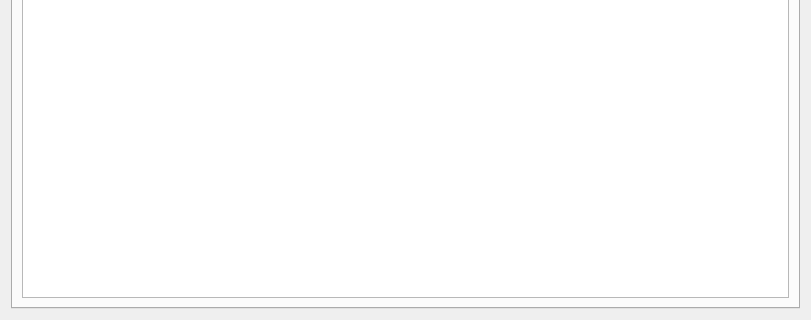
Qt form src/QlVerWidget.ui (lpenguin/QxEditor-Qt) before a commit; both pictures show x 0 to 811 and y 358 to 678 of the 811 by 678 pixel window.
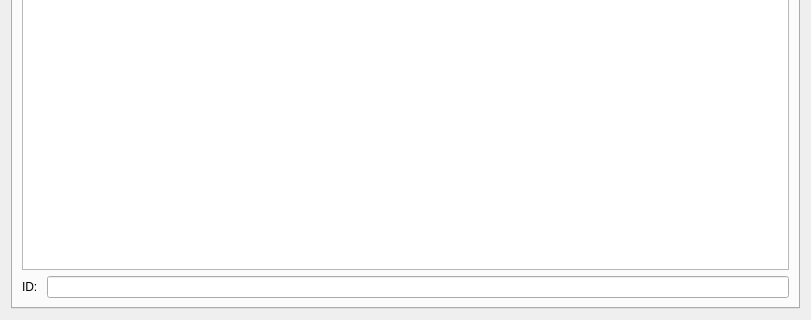
The same form after that commit. Custom widgets are drawn as their Qt base class.

What changed in the file:
```diff
--- a/src/QlVerWidget.ui
+++ b/src/QlVerWidget.ui
@@ -23,8 +23,6 @@
       <attribute name="title">
        <string>Main</string>
       </attribute>
-      <layout class="QVBoxLayout" name="verticalLayout_3">
-       <item>
         <layout class="QVBoxLayout" name="verticalLayout_2">
          <item>
           <widget class="QLabel" name="label">
@@ -41,6 +39,18 @@
          </item>
          <item>
           <widget class="QPlainTextEdit" name="textEdit"/>
+       </item>
+       <item>
+        <layout class="QHBoxLayout" name="horizontalLayout">
+         <item>
+          <widget class="QLabel" name="label_2">
+           <property name="text">
+            <string>ID: </string>
+           </property>
+          </widget>
+         </item>
+         <item>
+          <widget class="QLineEdit" name="verId"/>
          </item>
         </layout>
        </item>
```
Lines whose indentation alone changed are shown as unchanged.
